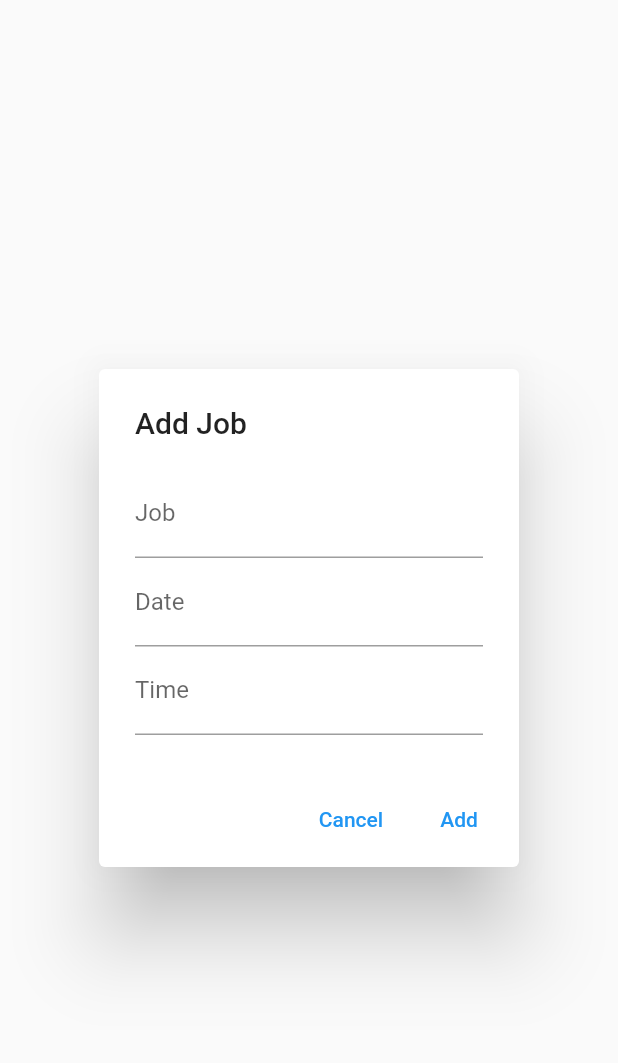
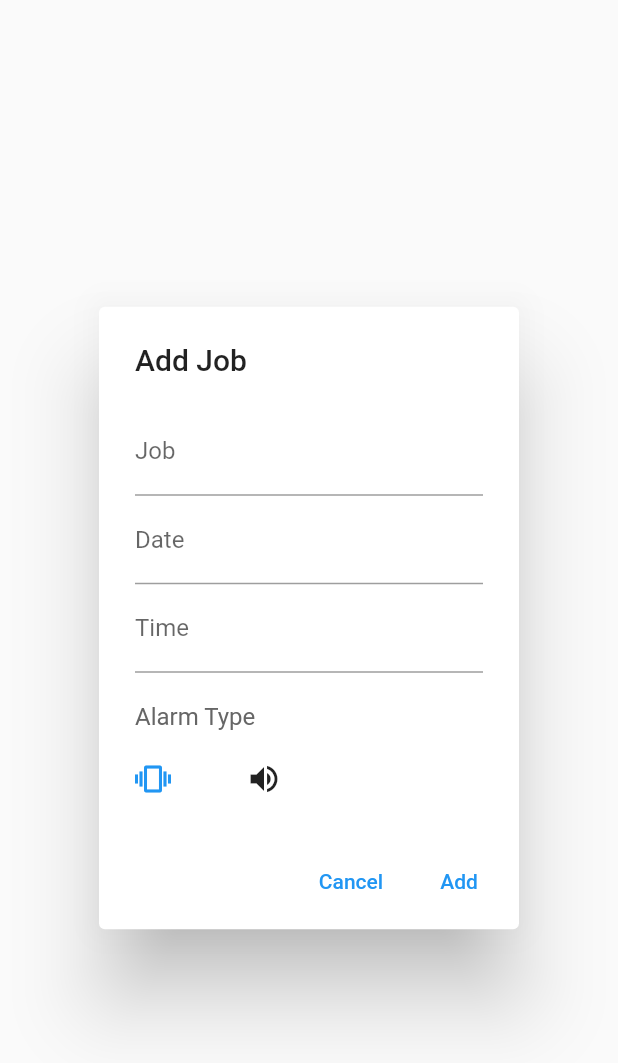
Before and after one commit to sig003/flutter_sig_schedule_test, a Flutter app: the AddJobDialog widget shown alone on an empty page, opened directly, on a phone screen of 412 x 824 dp. Shown: the top 1063 px of the screen. Run offline on Flutter 3.47's test engine with Material 2 defaults, Android fonts, the phone set to English and light mode, and no system bars; our stand-ins replace badges, shared_preferences; missing offline and left inert: alarm; accounts and stored records are empty.

Commit message:
알람 타입 작업 중

```diff
--- a/lib/screens/add_job_dialog.dart
+++ b/lib/screens/add_job_dialog.dart
@@ -135,6 +135,33 @@ class _AddJobDialogState extends State<AddJobDialog> {
                 );
               }
             ),
+            Container(
+              margin: EdgeInsets.only(
+                top: 20.0,
+                bottom: 0.0,
+                left: 0.0,
+                right: 0.0,
+              ),
+              child: Column(
+                crossAxisAlignment: CrossAxisAlignment.start,
+                children: <Widget>[
+                  Text(
+                      'Alarm Type',
+                    style: TextStyle(
+                      color: Color.fromARGB(255, 102, 102, 102), // 텍스트의 색상
+                    ),
+                  ),
+                  SizedBox(height: 20.0),
+                  Row(
+                      children: <Widget>[
+                        Icon(Icons.vibration, color: Colors.blue),
+                        SizedBox(width: 50.0),
+                        Icon(Icons.volume_up),
+                      ]
+                  ),
+                ],
+              ),
+            ),
           ],
         ),
       ),
```
